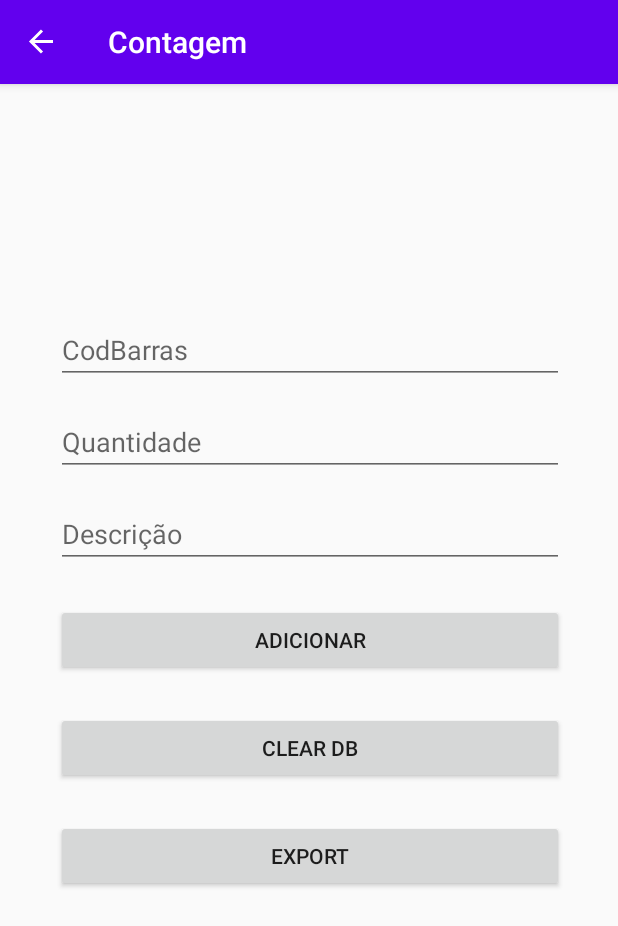
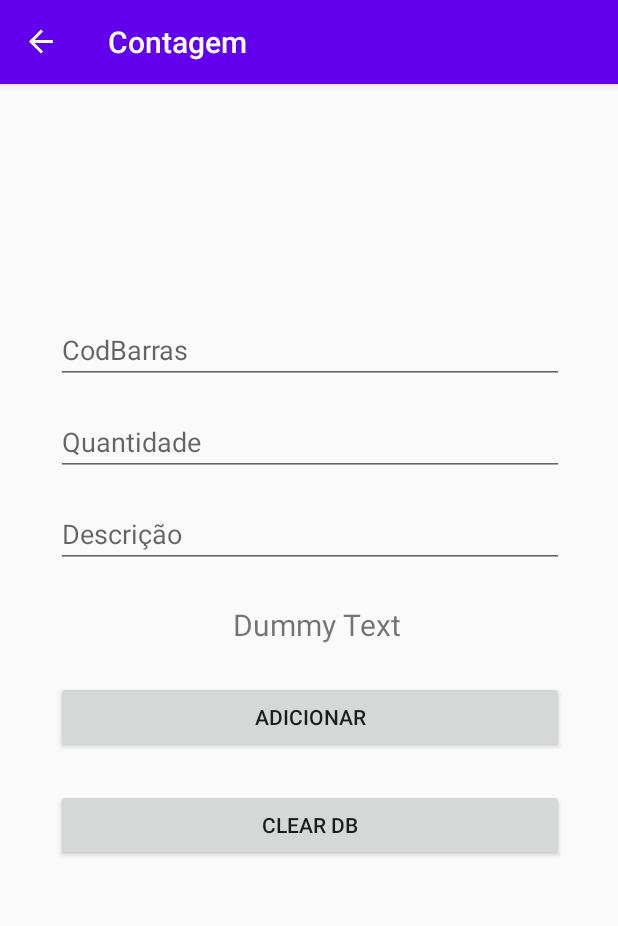
Before and after one commit to Slizel/FaridColetor, an Android app: the AddFragment screen opened through its navigation route, on a phone screen of 412 x 824 dp. Shown: the top 926 px of the screen. Run offline under Robolectric (Android 15) with nearby library versions, the phone set to English and light mode, and no system bars; our stand-ins replace Room's generated code, navigation-ui; 1 statement that could not run was skipped.

Commit message:
Import function import path portrait orientation on mainxml

```diff
--- a/app/src/main/java/faridnet/com/faridcoletor/Fragments/Add/AddFragment.kt
+++ b/app/src/main/java/faridnet/com/faridcoletor/Fragments/Add/AddFragment.kt
@@ -53,9 +53,6 @@ class AddFragment : Fragment() {
             clearDatabase()
         }
 
-        view.add_btn3.setOnClickListener {
-
-        }
 
         return view
     }
--- a/app/src/main/res/layout/fragment_add.xml
+++ b/app/src/main/res/layout/fragment_add.xml
@@ -46,6 +46,20 @@
         app:layout_constraintStart_toStartOf="parent"
         app:layout_constraintTop_toBottomOf="@+id/editTextQuantidade" />
 
+
+    <TextView
+        android:id="@+id/importView"
+        android:layout_width="wrap_content"
+        android:layout_height="wrap_content"
+        android:layout_marginTop="24dp"
+        android:text="Dummy Text"
+        android:textSize="20sp"
+        app:layout_constraintEnd_toEndOf="parent"
+        app:layout_constraintHorizontal_bias="0.52"
+        app:layout_constraintStart_toStartOf="parent"
+        app:layout_constraintTop_toBottomOf="@+id/editTextDescricao" />
+
+
     <Button
         android:id="@+id/add_btn"
         android:layout_width="match_parent"
@@ -55,7 +69,7 @@
         app:layout_constraintEnd_toEndOf="parent"
         app:layout_constraintHorizontal_bias="0.5"
         app:layout_constraintStart_toStartOf="parent"
-        app:layout_constraintTop_toBottomOf="@+id/editTextDescricao" />
+        app:layout_constraintTop_toBottomOf="@+id/importView" />
 
     <Button
         android:id="@+id/add_btn2"
@@ -68,15 +82,5 @@
         app:layout_constraintStart_toStartOf="parent"
         app:layout_constraintTop_toBottomOf="@+id/add_btn" />
 
-    <Button
-        android:id="@+id/add_btn3"
-        android:layout_width="match_parent"
-        android:layout_height="wrap_content"
-        android:layout_marginTop="24dp"
-        android:text="Export"
-        app:layout_constraintEnd_toEndOf="parent"
-        app:layout_constraintHorizontal_bias="0.5"
-        app:layout_constraintStart_toStartOf="parent"
-        app:layout_constraintTop_toBottomOf="@+id/add_btn2" />
 
 </androidx.constraintlayout.widget.ConstraintLayout>
```
Also changed, not shown: app/src/main/AndroidManifest.xml (+3 -6 lines), app/src/main/java/faridnet/com/faridcoletor/MainActivity.kt (+22 -9 lines).
